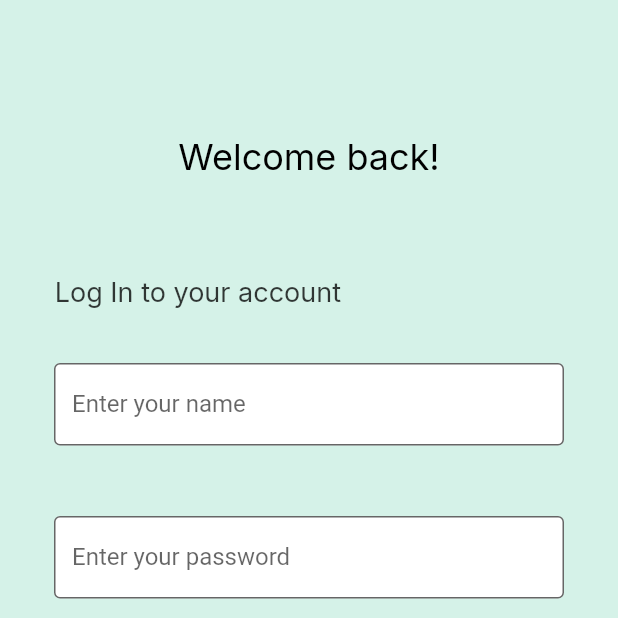
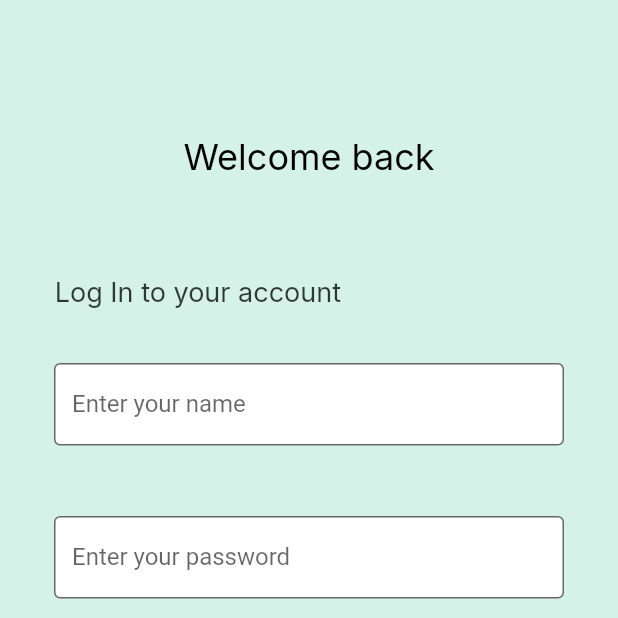
Before and after one commit to SalmanAd01/MAD, a Flutter app: the screen it shows after launch, after a tap on "Login", on a phone screen of 412 x 824 dp, the top half of it. Run offline on Flutter 3.47's test engine with Material 2 defaults, Android fonts, the phone set to English and light mode, and no system bars; our stand-ins replace google_fonts.

Commit message:
fix typo

```diff
--- a/flutter_application_1/lib/Screen/Login.dart
+++ b/flutter_application_1/lib/Screen/Login.dart
@@ -18,7 +18,7 @@ class Login extends StatelessWidget {
               height: 58,
               margin: const EdgeInsets.fromLTRB(0, 90, 0, 19),
               child: Text(
-                "Welcome back!",
+                "Welcome back",
                 style: GoogleFonts.inter(
                   fontSize: 24,
                   color: const Color.fromARGB(255, 0, 0, 0),
```
